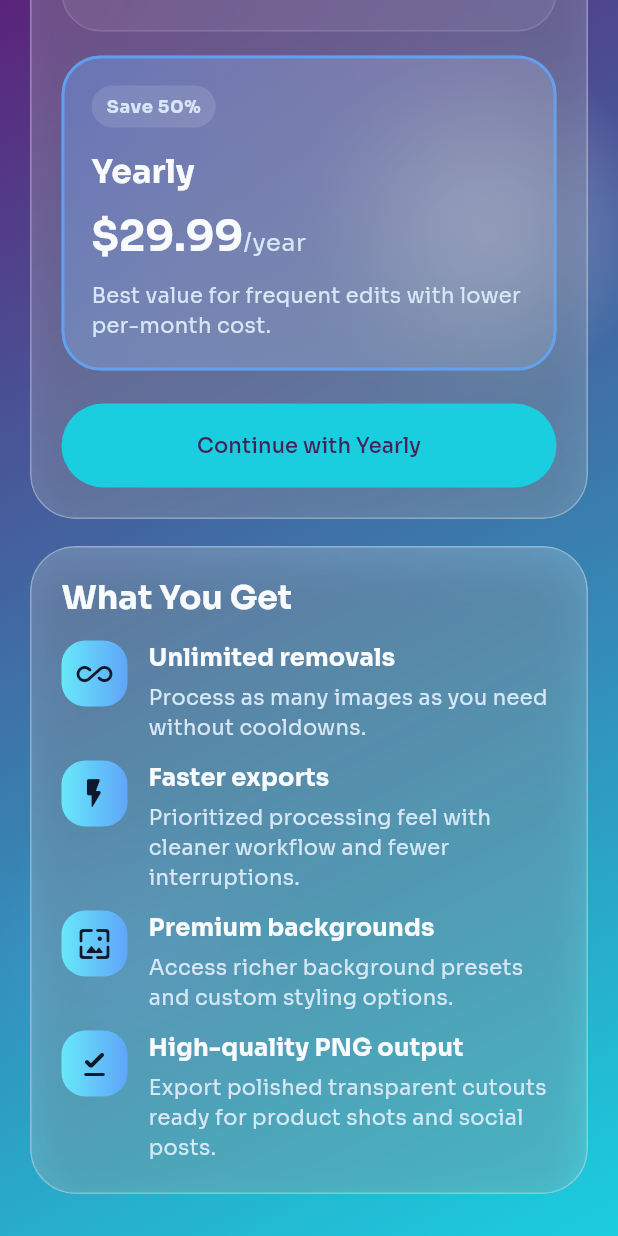
After one commit to SurajChaurasia84/ClearBG, a Flutter app: the PremiumScreen screen opened directly, scrolled down 741 dp, after a tap on "Continue with Yearly", on a phone screen of 412 x 824 dp. The commit adds this screen. Run offline on Flutter 3.47's test engine with Material 3 defaults, Android fonts, the phone set to English and light mode, and no system bars; our stand-ins replace flutter_colorpicker, google_fonts, image_picker; missing offline and left inert: gal, image_background_remover.

Commit message:
added premium details

```diff
--- a/lib/src/presentation/screens/home_screen.dart
+++ b/lib/src/presentation/screens/home_screen.dart
@@ -5,6 +5,7 @@ import 'package:flutter/services.dart';
 import '../../core/theme/app_theme.dart';
 import '../../data/services/image_picker_service.dart';
 import '../controllers/clearbg_controller.dart';
+import 'premium_screen.dart';
 import '../widgets/glass_panel.dart';
 import '../widgets/preview_compare_slider.dart';
 import '../widgets/primary_action_button.dart';
@@ -282,7 +283,11 @@ class _HomeScreenState extends State<HomeScreen> {
           ).textTheme.titleLarge?.copyWith(fontWeight: FontWeight.w700),
         ),
         const Spacer(),
-        Container(
+        GestureDetector(
+          onTap: () => _openPremium(context),
+          child: AnimatedContainer(
+            duration: const Duration(milliseconds: 180),
+            curve: Curves.easeOutCubic,
             padding: const EdgeInsets.symmetric(horizontal: 12, vertical: 8),
             decoration: BoxDecoration(
               color: Colors.white.withValues(alpha: 0.08),
@@ -309,7 +314,39 @@ class _HomeScreenState extends State<HomeScreen> {
               ],
             ),
           ),
+        ),
       ],
+    );
+  }
+
+  Future<void> _openPremium(BuildContext context) async {
+    await Navigator.of(context).push(_buildPremiumRoute());
+  }
+
+  Route<void> _buildPremiumRoute() {
+    return PageRouteBuilder<void>(
+      transitionDuration: const Duration(milliseconds: 240),
+      reverseTransitionDuration: const Duration(milliseconds: 200),
+      pageBuilder: (context, animation, secondaryAnimation) =>
+          const PremiumScreen(),
+      transitionsBuilder: (context, animation, secondaryAnimation, child) {
+        final curved = CurvedAnimation(
+          parent: animation,
+          curve: Curves.easeOutCubic,
+          reverseCurve: Curves.easeInCubic,
+        );
+
+        return FadeTransition(
+          opacity: curved,
+          child: SlideTransition(
+            position: Tween<Offset>(
+              begin: const Offset(0.04, 0),
+              end: Offset.zero,
+            ).animate(curved),
+            child: child,
+          ),
+        );
+      },
     );
   }
 
--- /dev/null
+++ b/lib/src/presentation/screens/premium_screen.dart
@@ -0,0 +1,535 @@
+import 'package:flutter/material.dart';
+import 'package:flutter/services.dart';
+
+import '../../core/theme/app_theme.dart';
+import '../widgets/glass_panel.dart';
+
+class PremiumScreen extends StatefulWidget {
+  const PremiumScreen({super.key});
+
+  @override
+  State<PremiumScreen> createState() => _PremiumScreenState();
+}
+
+class _PremiumScreenState extends State<PremiumScreen> {
+  bool _isYearly = true;
+
+  @override
+  Widget build(BuildContext context) {
+    return AnnotatedRegion<SystemUiOverlayStyle>(
+      value: const SystemUiOverlayStyle(
+        statusBarColor: Color(0x00000000),
+        statusBarIconBrightness: Brightness.light,
+        statusBarBrightness: Brightness.dark,
+        systemNavigationBarColor: Color(0x00000000),
+        systemNavigationBarIconBrightness: Brightness.light,
+      ),
+      child: Scaffold(
+        body: DecoratedBox(
+          decoration: const BoxDecoration(
+            gradient: LinearGradient(
+              begin: Alignment.topLeft,
+              end: Alignment.bottomRight,
+              colors: <Color>[AppTheme.start, AppTheme.end],
+            ),
+          ),
+          child: Stack(
+            children: [
+              Positioned.fill(
+                child: IgnorePointer(
+                  child: CustomPaint(painter: _PremiumBackgroundPainter()),
+                ),
+              ),
+              SafeArea(
+                child: Center(
+                  child: ConstrainedBox(
+                    constraints: const BoxConstraints(maxWidth: 1120),
+                    child: SingleChildScrollView(
+                      padding: const EdgeInsets.fromLTRB(20, 20, 20, 28),
+                      child: Column(
+                        crossAxisAlignment: CrossAxisAlignment.stretch,
+                        children: [
+                          Row(
+                            children: [
+                              IconButton(
+                                onPressed: () => Navigator.of(context).pop(),
+                                icon: const Icon(Icons.arrow_back_rounded),
+                              ),
+                              const SizedBox(width: 8),
+                              Text(
+                                'Premium',
+                                style: Theme.of(context).textTheme.titleLarge
+                                    ?.copyWith(fontWeight: FontWeight.w700),
+                              ),
+                            ],
+                          ),
+                          const SizedBox(height: 24),
+                          GlassPanel(
+                            padding: const EdgeInsets.all(24),
+                            child: Column(
+                              children: [
+                                Container(
+                                  padding: const EdgeInsets.symmetric(
+                                    horizontal: 14,
+                                    vertical: 8,
+                                  ),
+                                  decoration: BoxDecoration(
+                                    color: Colors.white.withValues(alpha: 0.10),
+                                    borderRadius: BorderRadius.circular(999),
+                                  ),
+                                  child: Text(
+                                    'Unlock the fastest ClearBG workflow',
+                                    style: Theme.of(context)
+                                        .textTheme
+                                        .bodyMedium
+                                        ?.copyWith(
+                                          color: AppTheme.textSecondary,
+                                          fontWeight: FontWeight.w600,
+                                        ),
+                                  ),
+                                ),
+                                const SizedBox(height: 18),
+                                Text(
+                                  'Go Premium and remove backgrounds without limits.',
+                                  textAlign: TextAlign.center,
+                                  style: Theme.of(context)
+                                      .textTheme
+                                      .headlineSmall
+                                      ?.copyWith(
+                                        fontWeight: FontWeight.w700,
+                                        height: 1.2,
+                                      ),
+                                ),
+                                const SizedBox(height: 10),
+                                Text(
+                                  'Choose a plan that fits your workflow and get the best export experience for creators, sellers, and everyday edits.',
+                                  textAlign: TextAlign.center,
+                                  style: Theme.of(context).textTheme.bodyLarge
+                                      ?.copyWith(color: AppTheme.textSecondary),
+                                ),
+                              ],
+                            ),
+                          ),
+                          const SizedBox(height: 18),
+                          GlassPanel(
+                            padding: const EdgeInsets.all(20),
+                            child: Column(
+                              crossAxisAlignment: CrossAxisAlignment.start,
+                              children: [
+                                Text(
+                                  'Choose Your Plan',
+                                  style: Theme.of(context).textTheme.titleLarge
+                                      ?.copyWith(fontWeight: FontWeight.w700),
+                                ),
+                                const SizedBox(height: 14),
+                                _BillingToggle(
+                                  isYearly: _isYearly,
+                                  onChanged: (value) {
+                                    setState(() {
+                                      _isYearly = value;
+                                    });
+                                  },
+                                ),
+                                const SizedBox(height: 18),
+                                LayoutBuilder(
+                                  builder: (context, constraints) {
+                                    final wide = constraints.maxWidth >= 760;
+                                    final monthlyCard = _PlanCard(
+                                      title: 'Monthly',
+                                      price: '\$4.99',
+                                      period: '/month',
+                                      description:
+                                          'Best for trying premium tools without a long commitment.',
+                                      isActive: !_isYearly,
+                                      badgeText: 'Flexible',
+                                      accent: const Color(0xFF67E8F9),
+                                    );
+                                    final yearlyCard = _PlanCard(
+                                      title: 'Yearly',
+                                      price: '\$29.99',
+                                      period: '/year',
+                                      description:
+                                          'Best value for frequent edits with lower per-month cost.',
+                                      isActive: _isYearly,
+                                      badgeText: 'Save 50%',
+                                      accent: const Color(0xFF60A5FA),
+                                    );
+
+                                    if (!wide) {
+                                      return Column(
+                                        children: [
+                                          monthlyCard,
+                                          const SizedBox(height: 16),
+                                          yearlyCard,
+                                        ],
+                                      );
+                                    }
+
+                                    final cardWidth =
+                                        (constraints.maxWidth - 16) / 2;
+
+                                    return Row(
+                                      crossAxisAlignment:
+                                          CrossAxisAlignment.start,
+                                      children: [
+                                        SizedBox(
+                                          width: cardWidth,
+                                          child: monthlyCard,
+                                        ),
+                                        const SizedBox(width: 16),
+                                        SizedBox(
+                                          width: cardWidth,
+                                          child: yearlyCard,
+                                        ),
+                                      ],
+                                    );
+                                  },
+                                ),
+                                const SizedBox(height: 22),
+                                FilledButton(
+                                  onPressed: () {},
+                                  style: FilledButton.styleFrom(
+                                    minimumSize: const Size.fromHeight(56),
+                                  ),
+                                  child: Text(
+                                    _isYearly
+                                        ? 'Continue with Yearly'
+                                        : 'Continue with Monthly',
+                                  ),
+                                ),
+                              ],
+                            ),
+                          ),
+                          const SizedBox(height: 18),
+                          GlassPanel(
+                            padding: const EdgeInsets.all(20),
+                            child: Column(
+                              crossAxisAlignment: CrossAxisAlignment.start,
+                              children: [
+                                Text(
+                                  'What You Get',
+                                  style: Theme.of(context).textTheme.titleLarge
+                                      ?.copyWith(fontWeight: FontWeight.w700),
+                                ),
+                                const SizedBox(height: 14),
+                                const _BenefitRow(
+                                  title: 'Unlimited removals',
+                                  subtitle:
+                                      'Process as many images as you need without cooldowns.',
+                                  icon: Icons.all_inclusive_rounded,
+                                ),
+                                const SizedBox(height: 12),
+                                const _BenefitRow(
+                                  title: 'Faster exports',
+                                  subtitle:
+                                      'Prioritized processing feel with cleaner workflow and fewer interruptions.',
+                                  icon: Icons.flash_on_rounded,
+                                ),
+                                const SizedBox(height: 12),
+                                const _BenefitRow(
+                                  title: 'Premium backgrounds',
+                                  subtitle:
+                                      'Access richer background presets and custom styling options.',
+                                  icon: Icons.wallpaper_rounded,
+                                ),
+                                const SizedBox(height: 12),
+                                const _BenefitRow(
+                                  title: 'High-quality PNG output',
+                                  subtitle:
+                                      'Export polished transparent cutouts ready for product shots and social posts.',
+                                  icon: Icons.download_done_rounded,
+                                ),
+                              ],
+                            ),
+                          ),
+                        ],
+                      ),
+                    ),
+                  ),
+                ),
+              ),
+            ],
+          ),
+        ),
+      ),
+    );
+  }
+}
+
+class _BillingToggle extends StatelessWidget {
+  const _BillingToggle({required this.isYearly, required this.onChanged});
+
+  final bool isYearly;
+  final ValueChanged<bool> onChanged;
+
+  @override
+  Widget build(BuildContext context) {
+    return Container(
+      padding: const EdgeInsets.all(6),
+      decoration: BoxDecoration(
+        color: Colors.white.withValues(alpha: 0.08),
+        borderRadius: BorderRadius.circular(999),
+        border: Border.all(color: Colors.white.withValues(alpha: 0.12)),
+      ),
+      child: Row(
+        children: [
+          Expanded(
+            child: _TogglePill(
+              label: 'Monthly',
+              isActive: !isYearly,
+              onTap: () => onChanged(false),
+            ),
+          ),
+          const SizedBox(width: 8),
+          Expanded(
+            child: _TogglePill(
+              label: 'Yearly',
+              isActive: isYearly,
+              onTap: () => onChanged(true),
+            ),
+          ),
+        ],
+      ),
+    );
+  }
+}
+
+class _TogglePill extends StatelessWidget {
+  const _TogglePill({
+    required this.label,
+    required this.isActive,
+    required this.onTap,
+  });
+
+  final String label;
+  final bool isActive;
+  final VoidCallback onTap;
+
+  @override
+  Widget build(BuildContext context) {
+    return GestureDetector(
+      onTap: onTap,
+      child: AnimatedContainer(
+        duration: const Duration(milliseconds: 180),
+        curve: Curves.easeOutCubic,
+        padding: const EdgeInsets.symmetric(vertical: 14),
+        decoration: BoxDecoration(
+          gradient: isActive
+              ? const LinearGradient(
+                  colors: [Color(0xFF67E8F9), Color(0xFF60A5FA)],
+                )
+              : null,
+          color: isActive ? null : Colors.transparent,
+          borderRadius: BorderRadius.circular(999),
+        ),
+        child: Text(
+          label,
+          textAlign: TextAlign.center,
+          style: Theme.of(context).textTheme.bodyLarge?.copyWith(
+            color: isActive ? const Color(0xFF0F172A) : Colors.white,
+            fontWeight: FontWeight.w700,
+          ),
+        ),
+      ),
+    );
+  }
+}
+
+class _PlanCard extends StatelessWidget {
+  const _PlanCard({
+    required this.title,
+    required this.price,
+    required this.period,
+    required this.description,
+    required this.isActive,
+    required this.badgeText,
+    required this.accent,
+  });
+
+  final String title;
+  final String price;
+  final String period;
+  final String description;
+  final bool isActive;
+  final String badgeText;
+  final Color accent;
+
+  @override
+  Widget build(BuildContext context) {
+    return AnimatedContainer(
+      duration: const Duration(milliseconds: 180),
+      curve: Curves.easeOutCubic,
+      padding: const EdgeInsets.all(18),
+      decoration: BoxDecoration(
+        gradient: isActive
+            ? LinearGradient(
+                begin: Alignment.topLeft,
+                end: Alignment.bottomRight,
+                colors: [
+                  accent.withValues(alpha: 0.40),
+                  Colors.white.withValues(alpha: 0.10),
+                ],
+              )
+            : null,
+        color: isActive ? null : Colors.white.withValues(alpha: 0.06),
+        borderRadius: BorderRadius.circular(26),
+        border: Border.all(
+          color: isActive
+              ? accent.withValues(alpha: 0.85)
+              : Colors.white.withValues(alpha: 0.12),
+          width: isActive ? 2 : 1,
+        ),
+      ),
+      child: Column(
+        crossAxisAlignment: CrossAxisAlignment.start,
+        children: [
+          Container(
+            padding: const EdgeInsets.symmetric(horizontal: 10, vertical: 6),
+            decoration: BoxDecoration(
+              color: Colors.white.withValues(alpha: 0.12),
+              borderRadius: BorderRadius.circular(999),
+            ),
+            child: Text(
+              badgeText,
+              style: Theme.of(context).textTheme.bodySmall?.copyWith(
+                color: AppTheme.textSecondary,
+                fontWeight: FontWeight.w700,
+              ),
+            ),
+          ),
+          const SizedBox(height: 16),
+          Text(
+            title,
+            style: Theme.of(
+              context,
+            ).textTheme.titleLarge?.copyWith(fontWeight: FontWeight.w700),
+          ),
+          const SizedBox(height: 10),
+          RichText(
+            text: TextSpan(
+              style: Theme.of(context).textTheme.bodyLarge,
+              children: [
+                TextSpan(
+                  text: price,
+                  style: Theme.of(context).textTheme.headlineMedium?.copyWith(
+                    fontWeight: FontWeight.w700,
+                  ),
+                ),
+                TextSpan(
+                  text: period,
+                  style: Theme.of(context).textTheme.bodyLarge?.copyWith(
+                    color: AppTheme.textSecondary,
+                  ),
+                ),
+              ],
+            ),
+          ),
+          const SizedBox(height: 12),
+          Text(
+            description,
+            style: Theme.of(context).textTheme.bodyMedium?.copyWith(
+              color: AppTheme.textSecondary,
+              height: 1.4,
+            ),
+          ),
+        ],
+      ),
+    );
+  }
+}
+
+class _BenefitRow extends StatelessWidget {
+  const _BenefitRow({
+    required this.title,
+    required this.subtitle,
+    required this.icon,
+  });
+
+  final String title;
+  final String subtitle;
+  final IconData icon;
+
+  @override
+  Widget build(BuildContext context) {
+    return Row(
+      crossAxisAlignment: CrossAxisAlignment.start,
+      children: [
+        Container(
+          width: 44,
+          height: 44,
+          decoration: BoxDecoration(
+            gradient: const LinearGradient(
+              colors: [Color(0xFF67E8F9), Color(0xFF60A5FA)],
+            ),
+            borderRadius: BorderRadius.circular(16),
+          ),
+          child: Icon(icon, color: const Color(0xFF0F172A)),
+        ),
+        const SizedBox(width: 14),
+        Expanded(
+          child: Column(
+            crossAxisAlignment: CrossAxisAlignment.start,
+            children: [
+              Text(
+                title,
+                style: Theme.of(
+                  context,
+                ).textTheme.titleMedium?.copyWith(fontWeight: FontWeight.w700),
+              ),
+              const SizedBox(height: 4),
+              Text(
+                subtitle,
+                style: Theme.of(context).textTheme.bodyMedium?.copyWith(
+                  color: AppTheme.textSecondary,
+                  height: 1.4,
+                ),
+              ),
+            ],
+          ),
+        ),
+      ],
+    );
+  }
+}
+
+class _PremiumBackgroundPainter extends CustomPainter {
+  @override
+  void paint(Canvas canvas, Size size) {
+    final Paint glow = Paint()
+      ..shader =
+          const RadialGradient(
+            colors: [Color(0x55FFFFFF), Color(0x00FFFFFF)],
+          ).createShader(
+            Rect.fromCircle(
+              center: Offset(size.width * 0.78, size.height * 0.18),
+              radius: size.width * 0.28,
+            ),
+          );
+
+    canvas.drawCircle(
+      Offset(size.width * 0.78, size.height * 0.18),
+      size.width * 0.28,
+      glow,
+    );
+
+    final Paint secondGlow = Paint()
+      ..shader =
+          const RadialGradient(
+            colors: [Color(0x4060A5FA), Color(0x0060A5FA)],
+          ).createShader(
+            Rect.fromCircle(
+              center: Offset(size.width * 0.22, size.height * 0.78),
+              radius: size.width * 0.26,
+            ),
+          );
+
+    canvas.drawCircle(
+      Offset(size.width * 0.22, size.height * 0.78),
+      size.width * 0.26,
+      secondGlow,
+    );
+  }
+
+  @override
+  bool shouldRepaint(covariant CustomPainter oldDelegate) => false;
+}
```
Lines whose indentation alone changed are shown as unchanged.
